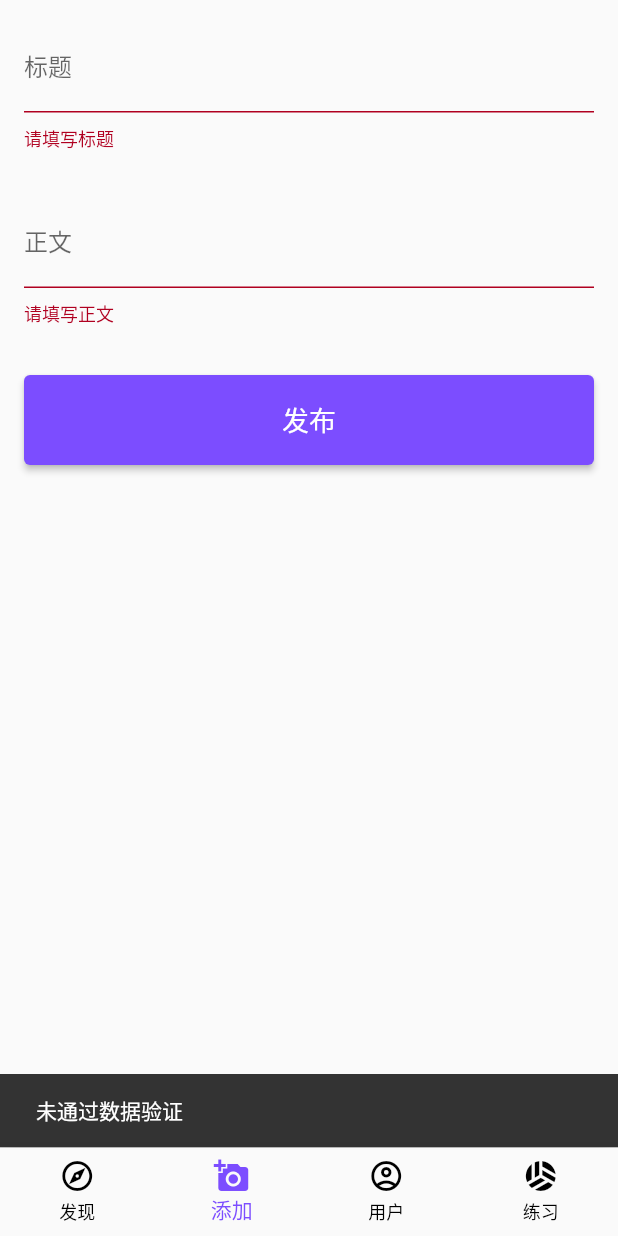
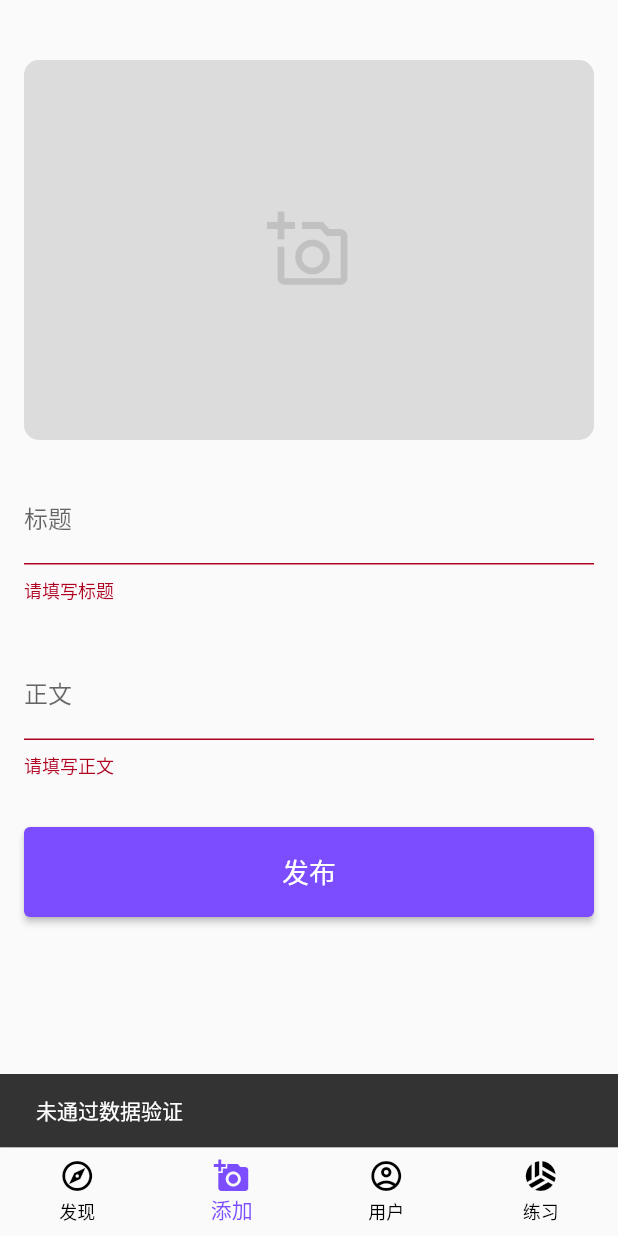
Before and after one commit to zz446449676/flutter_study, a Flutter app: the screen it shows after launch, item 2 of the bottom bar chosen, after a tap on "发布", on a phone screen of 412 x 824 dp. Run offline on Flutter 3.47's test engine with Material 2 defaults, Android fonts, the phone set to English and light mode, and no system bars; our stand-ins replace file_picker, flutter_dotenv, shared_preferences.

```diff
--- a/lib/app/components/app_home.dart
+++ b/lib/app/components/app_home.dart
@@ -1,9 +1,12 @@
 import 'package:flutter/material.dart';
+import 'package:xb2_flutter/post/create/post_create_model.dart';
 
 import 'app_page_aside.dart';
 import 'app_page_bottom.dart';
 import 'app_page_header.dart';
 import 'app_page_main.dart';
+
+import 'package:provider/provider.dart';
 
 class AppHome extends StatefulWidget {
   const AppHome({Key? key}) : super(key: key);
@@ -18,7 +21,40 @@ class _AppHomeState extends State<AppHome> {
   // 是否展示AppBar
   bool showAppBar = false;
   //点击底部导航栏事件处理
-  void onTapAppBottomNavigationBarItem(int index) {
+  void onTapAppBottomNavigationBarItem(int index) async {
+    final postCreateModel = context.read<PostCreateModel>();
+
+    final retainDataAlertDialog = AlertDialog(
+      title: const Text('是否保留未发布的内容？'),
+      actions: [
+        TextButton(
+            onPressed: () {
+              Navigator.of(context).pop(false);
+            },
+            child: const Text('否'),
+        ),
+        TextButton(
+          onPressed: () {
+            Navigator.of(context).pop(true);
+          },
+          child: const Text('是'),
+        ),
+      ],
+    );
+
+    if (currentAppBottomNavigationBarItem == 1 && postCreateModel.hasData()) {
+      final retainDataResult = await showDialog(
+          context: context,
+          builder: (context) => retainDataAlertDialog,
+      );
+
+      if (retainDataResult == null) { // 用户没有去做选择
+        return;
+      }
+      else if (!retainDataResult) { // 用户点击了否
+        postCreateModel.reset();
+      }
+    }
     setState(() {
       currentAppBottomNavigationBarItem = index;
       showAppBar = currentAppBottomNavigationBarItem == 0;
--- a/lib/post/create/components/post_create_form.dart
+++ b/lib/post/create/components/post_create_form.dart
@@ -5,6 +5,7 @@ import 'package:xb2_flutter/app/components/app_button.dart';
 import 'package:xb2_flutter/app/components/app_text_field.dart';
 import 'package:xb2_flutter/app/exceptions/app_exception.dart';
 import 'package:xb2_flutter/app/exceptions/validate_exception.dart';
+import 'package:xb2_flutter/post/create/components/post_create_media.dart';
 import 'package:xb2_flutter/post/create/post_create_model.dart';
 
 class PostCreateForm extends StatefulWidget {
@@ -25,9 +26,33 @@ class _PostCreateFormState extends State<PostCreateForm> {
   final titleFieldController = TextEditingController();
   final contentFieldController = TextEditingController();
 
+
+  @override
+  void initState() {
+    super.initState();
+
+    // 恢复用户填写了但未上传的内容
+    final title = context.read<PostCreateModel>().title;
+    final content = context.read<PostCreateModel>().content;
+
+    if (title != null) {
+      titleFieldController.text = title;
+    }
+    if (content != null) {
+      contentFieldController.text = content;
+    }
+  }
+
   @override
   Widget build(BuildContext context) {
     final postCreateModel = context.watch<PostCreateModel>();
+
+    // 选择文件后设置标题
+    if (postCreateModel.selectedFile != null && postCreateModel.title == null) {
+      final title = postCreateModel.selectedFile!.name.split('.')[0];
+      titleFieldController.text = title;
+      postCreateModel.setTitle(title);
+    }
 
     // 标题字段
     final titleField = AppTextField(
@@ -78,6 +103,8 @@ class _PostCreateFormState extends State<PostCreateForm> {
         postCreateModel.setLoading(true);
         final postId = await postCreateModel.createPost();
         print('zhang postId : $postId');
+        await postCreateModel.createFile(postId: postId);
+
         ScaffoldMessenger.of(context).showSnackBar(SnackBar(content: Text('内容发布成功')));
         reset();
       } on AppException catch (e) {
@@ -99,6 +126,7 @@ class _PostCreateFormState extends State<PostCreateForm> {
         mainAxisAlignment: MainAxisAlignment.center,
         crossAxisAlignment: CrossAxisAlignment.start,
         children: [
+          PostCreateMedia(),
           titleField,
           contentField,
           submitButton,
--- /dev/null
+++ b/lib/post/create/components/post_create_media.dart
@@ -0,0 +1,92 @@
+import 'dart:io';
+
+import 'package:file_picker/file_picker.dart';
+import 'package:flutter/cupertino.dart';
+import 'package:flutter/material.dart';
+import 'package:provider/provider.dart';
+import 'package:xb2_flutter/post/create/post_create_model.dart';
+
+class PostCreateMedia extends StatefulWidget {
+  const PostCreateMedia({Key? key}) : super(key: key);
+
+  @override
+  State<PostCreateMedia> createState() => _PostCreateMediaState();
+}
+
+class _PostCreateMediaState extends State<PostCreateMedia> {
+  @override
+  Widget build(BuildContext context) {
+    final postCreateModel = context.read<PostCreateModel>();
+
+    // 定义一个选择文件的方法
+    selectFile() async {
+      FilePickerResult? result = await FilePicker.platform.pickFiles(
+        type: FileType.image,
+      );
+      if (result != null) {
+        print('所选文件 ：${result.files.first}');
+        postCreateModel.setSelectedFiled(result.files.first);
+      }
+    }
+
+    // 添加一个纵横比为3比2的图片占位widget
+    final imagePlaceHolder = AspectRatio(
+      aspectRatio: 3/2,
+      child: Container (
+        // 给容器添加装饰，例如圆角颜色等等
+        decoration: BoxDecoration(
+          color: Colors.black12,
+          borderRadius: BorderRadius.circular(10)
+        ),
+        child: const Icon(
+          Icons.add_a_photo_outlined,
+          size: 56,
+          color: Colors.black12,
+        ),
+      ),
+    );
+
+    // 创建一个可点击 InkWell 它是一个矩形区域可响应用户点击触摸的widget，里面可设置点击效果
+    final imagePlaceholderMask = Positioned.fill(
+      child: InkWell(
+        borderRadius: BorderRadius.circular(20),
+        splashColor: Colors.deepPurpleAccent.withOpacity(0.3),
+        onTap: postCreateModel.loading ? null : selectFile,
+      ),
+    );
+
+    // 当用户选择完文件后，把文件进行展示出来
+    final selectedImage = postCreateModel.selectedFile != null ?
+      ClipRRect(
+        borderRadius: BorderRadius.circular(10),
+        child: Image.file(
+          File(
+            postCreateModel.selectedFile!.path!,
+          ),
+        ),
+      ) : null;
+
+    // 上传内容时的进度指示器
+    final indicator = postCreateModel.loading ?
+      const CircularProgressIndicator(
+        // 设置描边
+        strokeWidth: 2,
+      ) : null;
+
+    return Container(
+      // 垂直方向添加对称的24的内边距
+      padding: EdgeInsets.symmetric(vertical: 24),
+      child: Stack(
+        // 对齐方式居中
+        alignment: Alignment.center,
+        children: [
+          // 注意： 因为stack 是一个栈结构 所以 imagePlaceholderMask要放在 imagePlaceHolder的下面，才能触发点击效果
+          imagePlaceHolder,
+          if (selectedImage != null) selectedImage,
+          imagePlaceholderMask,
+          if (indicator != null) indicator,
+        ],
+      ),
+    );
+  }
+}
--- a/pubspec.yaml
+++ b/pubspec.yaml
@@ -39,6 +39,7 @@ dependencies:
   json_annotation: ^4.5.0
   flutter_dotenv: ^5.0.2
   shared_preferences: ^2.0.15
+  file_picker: ^4.6.1
 
 dev_dependencies:
   flutter_test:
```
Also changed, not shown: lib/app/app_service.dart (+29 -0 lines), lib/post/create/post_create_model.dart (+25 -0 lines), pubspec.lock.
